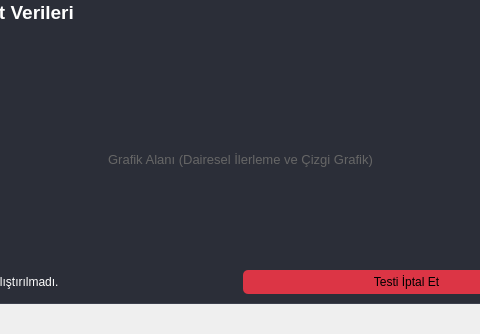
First picture: the form in Widgets/Benchmark/benchmarkwidget.ui, repository pSado14/Techbench_, before the edit; both pictures show x 110 to 590 and y 286 to 620 of the 1020 by 620 pixel window.
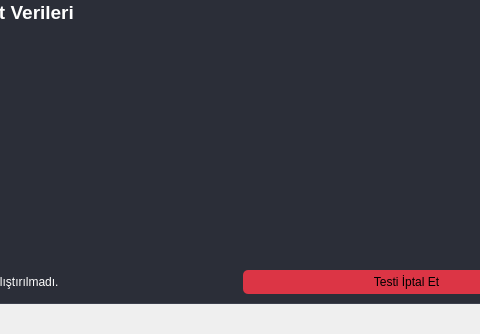
Second picture: the form after the edit.

Commit message: ui dosyasındaki gereksiz dosylara silindi

Patch:
```diff
--- a/Widgets/Benchmark/benchmarkwidget.ui
+++ b/Widgets/Benchmark/benchmarkwidget.ui
@@ -284,25 +284,7 @@
       <property name="styleSheet">
        <string notr="true">background-color: transparent;</string>
       </property>
-      <widget class="QLabel" name="placeholder_canli_grafik">
-       <property name="geometry">
-        <rect>
-         <x>0</x>
-         <y>0</y>
-         <width>661</width>
-         <height>191</height>
-        </rect>
-       </property>
-       <property name="styleSheet">
-        <string notr="true">color: #666; font-size: 10pt;</string>
-       </property>
-       <property name="text">
-        <string>Grafik Alanı (Dairesel İlerleme ve Çizgi Grafik)</string>
-       </property>
-       <property name="alignment">
-        <set>Qt::AlignmentFlag::AlignCenter</set>
-       </property>
-      </widget>
+
      </widget>
     </item>
     <item>
```
The commit also changes 6 other files.
